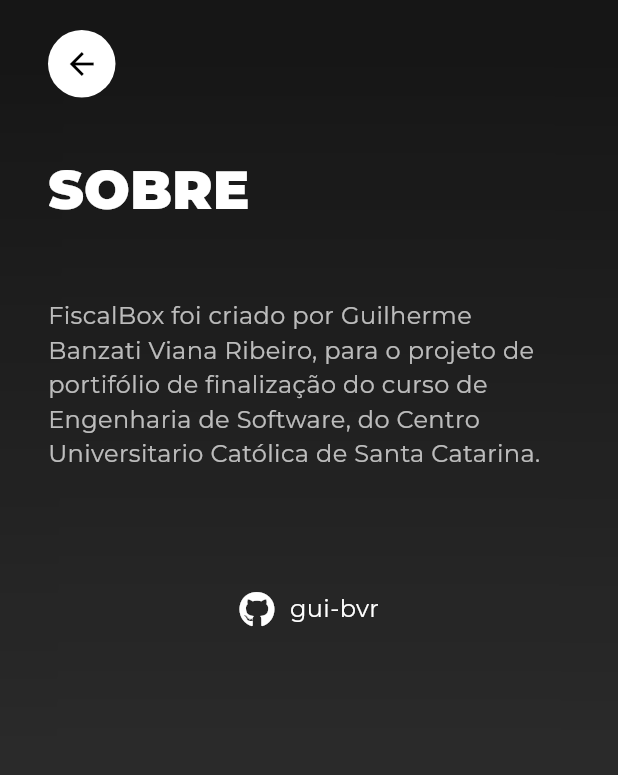
After one commit to gui-bvr/projeto-portifolio-FiscalBox, a Flutter app: the AboutPage screen opened by its route, on a phone screen of 412 x 824 dp. The commit adds this screen. Shown: the top 775 px of the screen. Run offline on Flutter 3.47's test engine with Material 3 defaults, Android fonts, the phone set to English and light mode, and no system bars; our stand-ins replace flutter_dotenv, font_awesome_flutter, get, get_storage, mask_text_input_formatter, supabase_flutter; accounts and stored records are empty; project files that could hold a hidden picture were left out.

Commit message:
Criação da página de Sobre

```diff
--- /dev/null
+++ b/app-mobile/lib/modules/home_screens/about_page.dart
@@ -0,0 +1,90 @@
+import 'dart:ui';
+import 'package:flutter/material.dart';
+import 'package:get/get.dart';
+import 'package:font_awesome_flutter/font_awesome_flutter.dart';
+
+class AboutPage extends StatelessWidget {
+  const AboutPage({super.key});
+
+  @override
+  Widget build(BuildContext context) {
+    return Scaffold(
+      body: Stack(
+        children: [
+          Container(
+            decoration: const BoxDecoration(
+              gradient: LinearGradient(
+                colors: [Color(0xFF1A1A1A), Color.fromARGB(255, 69, 69, 69)],
+                begin: Alignment.topCenter,
+                end: Alignment.bottomCenter,
+              ),
+            ),
+          ),
+          BackdropFilter(
+            filter: ImageFilter.blur(sigmaX: 20, sigmaY: 20),
+            child: Container(color: Colors.black.withOpacity(0.2)),
+          ),
+          SafeArea(
+            child: SingleChildScrollView(
+              padding: const EdgeInsets.symmetric(horizontal: 32, vertical: 20),
+              child: Column(
+                crossAxisAlignment: CrossAxisAlignment.start,
+                children: [
+                  Container(
+                    width: 45,
+                    height: 45,
+                    decoration: const BoxDecoration(
+                      color: Colors.white,
+                      shape: BoxShape.circle,
+                    ),
+                    child: IconButton(
+                      icon: Icon(Icons.arrow_back, color: Colors.black),
+                      onPressed: () => Get.back(),
+                    ),
+                  ),
+                  const SizedBox(height: 35),
+                  const Text(
+                    'SOBRE',
+                    style: TextStyle(
+                      fontFamily: 'Montserrat',
+                      fontSize: 36,
+                      fontWeight: FontWeight.w900,
+                      color: Colors.white,
+                    ),
+                  ),
+                  const SizedBox(height: 48),
+                  const Text(
+                    'FiscalBox foi criado por Guilherme Banzati Viana Ribeiro, para o projeto de portifólio de finalização do curso de Engenharia de Software, do Centro Universitario Católica de Santa Catarina.',
+                    style: TextStyle(
+                      fontFamily: 'Montserrat',
+                      fontSize: 16,
+                      color: Colors.white70,
+                    ),
+                  ),
+                  const SizedBox(height: 80),
+                  Center(
+                    child: Row(
+                      mainAxisSize: MainAxisSize.min,
+                      children: const [
+                        Icon(FontAwesomeIcons.github, color: Colors.white),
+                        SizedBox(width: 10),
+                        Text(
+                          'gui-bvr',
+                          style: TextStyle(
+                            color: Colors.white,
+                            fontFamily: 'Montserrat',
+                            fontSize: 16,
+                          ),
+                        ),
+                      ],
+                    ),
+                  ),
+                ],
+              ),
+            ),
+          )
+        ],
+      ),
+    );
+  }
+}
--- a/app-mobile/lib/routes/app_routes.dart
+++ b/app-mobile/lib/routes/app_routes.dart
@@ -11,6 +11,7 @@ import '../modules/login_screens/register_page.dart';
 // (/modules/home_screens)
 import '../modules/home_screens/home_page.dart';
 import '../modules/home_screens/help_page.dart';
+import '../modules/home_screens/about_page.dart';
 
 // Rotas:
 class AppRoutes {
@@ -25,5 +26,6 @@ class AppRoutes {
     // (/modules/home_screens)
     GetPage(name: '/home', page: () => HomePage()),
     GetPage(name: '/ajuda', page: () => HelpPage()),
+    GetPage(name: '/sobre', page: () => AboutPage()),
   ];
 }
--- a/app-mobile/pubspec.yaml
+++ b/app-mobile/pubspec.yaml
@@ -41,6 +41,7 @@ dependencies:
   flutter_dotenv: ^5.2.1
   mask_text_input_formatter: ^2.9.0
   get_storage: ^2.1.1
+  font_awesome_flutter: ^10.8.0
 
 dev_dependencies:
   flutter_test:
```
Also changed, not shown: app-mobile/pubspec.lock, 1 other file.
